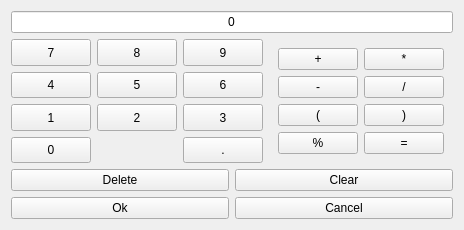
KDE/simon, file plugins/Commands/Calculator/calculatorwidget.ui: the form before one commit.
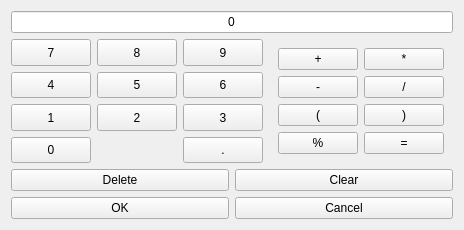
The form after the commit. Custom widgets are drawn as their Qt base class.

Patch:
```diff
--- a/plugins/Commands/Calculator/calculatorwidget.ui
+++ b/plugins/Commands/Calculator/calculatorwidget.ui
@@ -326,7 +326,7 @@
            </sizepolicy>
           </property>
           <property name="text">
-           <string>Ok</string>
+           <string>OK</string>
           </property>
          </widget>
         </item>
```
